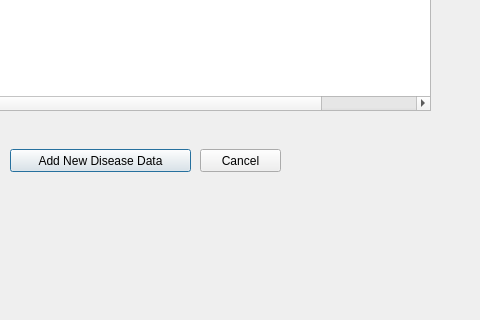
This is OmegaSquaddApplication/viewthediseaseswindow.ui in paulina7m/COMP3004OmegaSquad as Qt 5 draws it before an edit; both pictures show x 150 to 630 and y 181 to 501 of the 728 by 800 pixel window. The edited form follows.
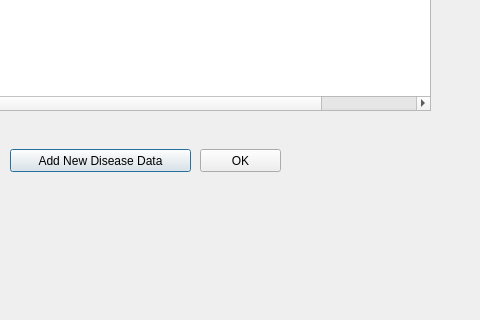
This is the edited form.

The edit to the form file:
```diff
--- a/OmegaSquaddApplication/viewthediseaseswindow.ui
+++ b/OmegaSquaddApplication/viewthediseaseswindow.ui
@@ -89,7 +89,7 @@
     </rect>
    </property>
    <property name="text">
-    <string>Cancel</string>
+    <string>OK</string>
    </property>
   </widget>
  </widget>
```
